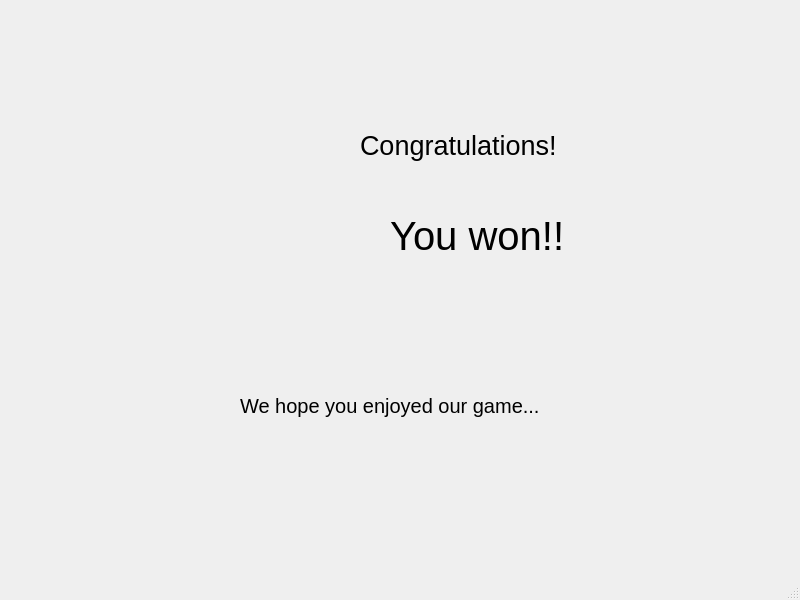
Above: client/winning_screen.ui from Merok23/TPG-Taller-Left4dead-Grupo1 before the change. Below: the same form after it.
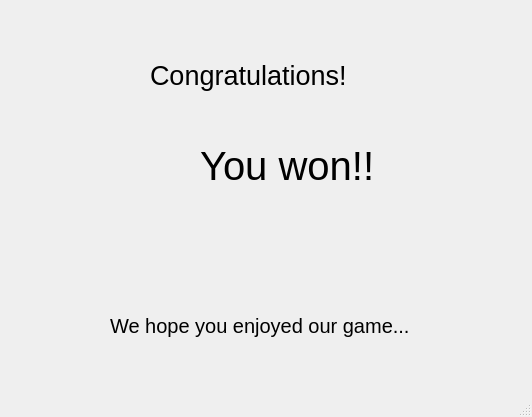
That is the form after the change. Icons and pictures are not drawn.

The edit to the form file:
```diff
--- a/client/winning_screen.ui
+++ b/client/winning_screen.ui
@@ -6,8 +6,8 @@
    <rect>
     <x>0</x>
     <y>0</y>
-    <width>800</width>
-    <height>600</height>
+    <width>532</width>
+    <height>417</height>
    </rect>
   </property>
   <property name="windowTitle">
@@ -17,8 +17,8 @@
    <widget class="QLabel" name="label">
     <property name="geometry">
      <rect>
-      <x>360</x>
-      <y>120</y>
+      <x>150</x>
+      <y>50</y>
       <width>251</width>
       <height>51</height>
      </rect>
@@ -35,8 +35,8 @@
    <widget class="QLabel" name="label_2">
     <property name="geometry">
      <rect>
-      <x>390</x>
-      <y>210</y>
+      <x>200</x>
+      <y>140</y>
       <width>251</width>
       <height>51</height>
      </rect>
@@ -53,8 +53,8 @@
    <widget class="QLabel" name="label_3">
     <property name="geometry">
      <rect>
-      <x>240</x>
-      <y>380</y>
+      <x>110</x>
+      <y>300</y>
       <width>351</width>
       <height>51</height>
      </rect>
@@ -71,8 +71,8 @@
    <widget class="QLabel" name="label_4">
     <property name="geometry">
      <rect>
-      <x>210</x>
-      <y>200</y>
+      <x>80</x>
+      <y>110</y>
       <width>171</width>
       <height>161</height>
      </rect>
```
Left out of the diff: 10 changed lines with no effect on the pictures.
